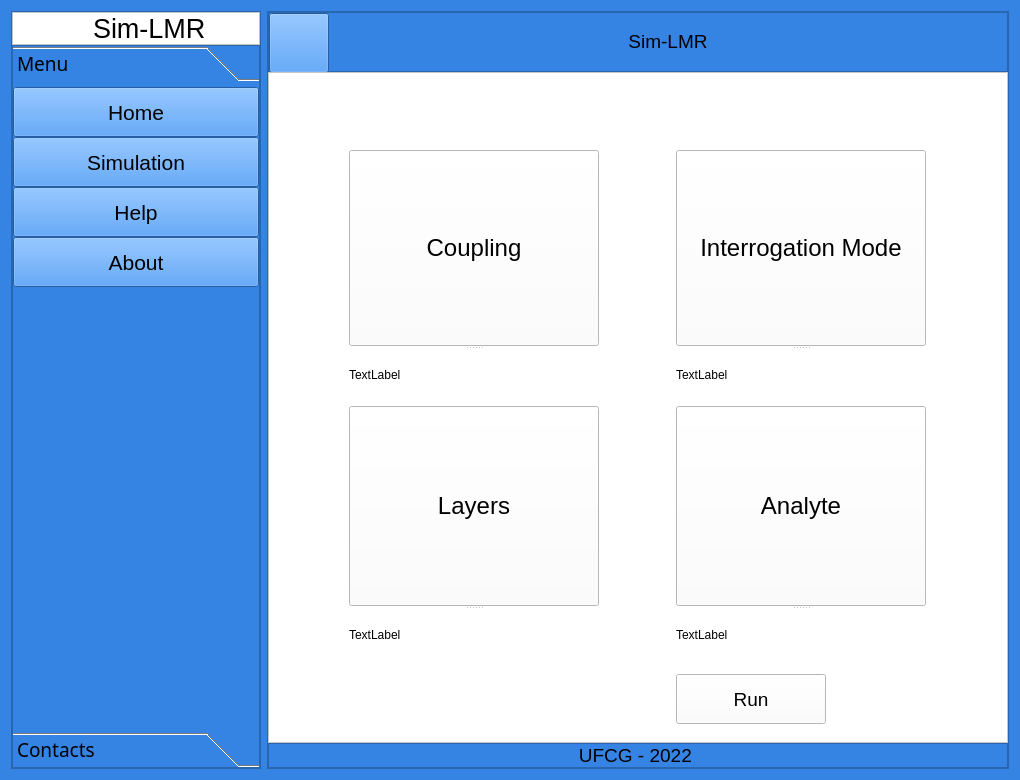
Before: the Qt Designer form form.ui in AdeilsonLeal1/Simulador-SPR-LMR, drawn with Qt 5.
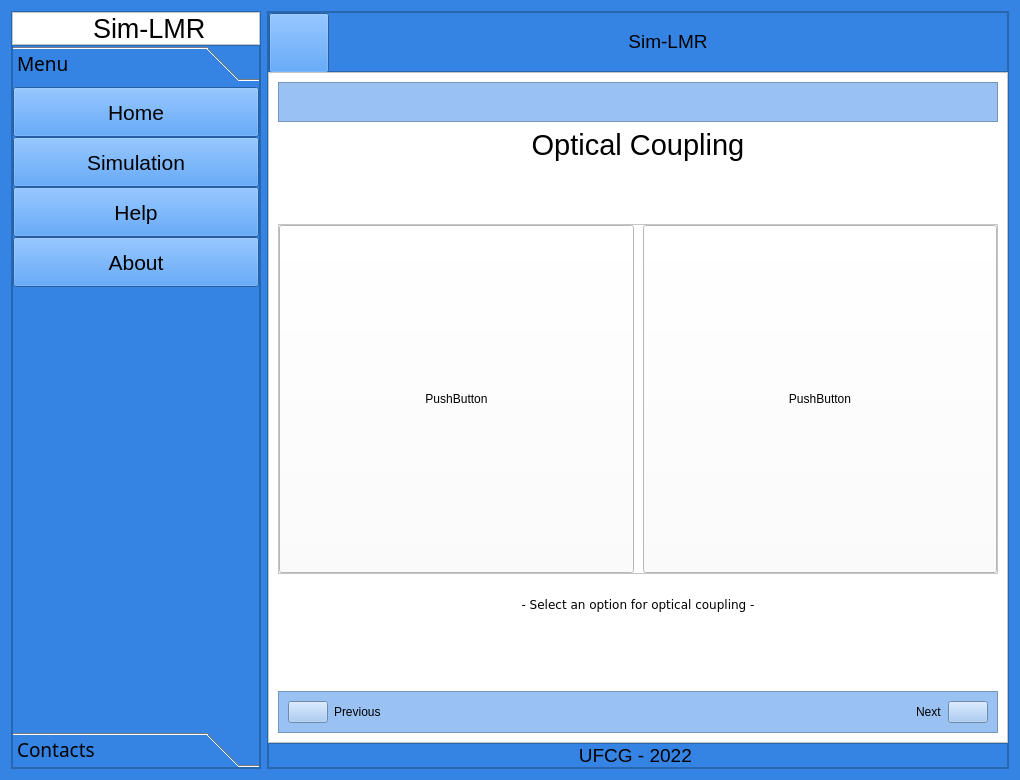
After: the same form once the commit is applied. Icons and pictures are not drawn.

Commit message: Janela coupling

```diff
--- a/form.ui
+++ b/form.ui
@@ -637,247 +637,77 @@
              </item>
             </layout>
            </widget>
-           <widget class="QWidget" name="Features">
-            <layout class="QGridLayout" name="gridLayout">
-             <item row="1" column="0">
-              <widget class="QSplitter" name="splitter">
-               <property name="minimumSize">
-                <size>
-                 <width>250</width>
-                 <height>250</height>
-                </size>
+           <widget class="QWidget" name="coupling__pg">
+            <layout class="QVBoxLayout" name="verticalLayout_7">
+             <item>
+              <widget class="QFrame" name="frame_hierarq">
+               <property name="styleSheet">
+                <string notr="true">background-color: rgb(153, 193, 241);</string>
                </property>
-               <property name="orientation">
-                <enum>Qt::Vertical</enum>
+               <property name="frameShape">
+                <enum>QFrame::StyledPanel</enum>
                </property>
-               <widget class="QPushButton" name="coupling_btn">
-                <property name="sizePolicy">
-                 <sizepolicy hsizetype="Fixed" vsizetype="Fixed">
-                  <horstretch>0</horstretch>
-                  <verstretch>0</verstretch>
-                 </sizepolicy>
-                </property>
-                <property name="minimumSize">
-                 <size>
-                  <width>150</width>
-                  <height>150</height>
-                 </size>
-                </property>
-                <property name="maximumSize">
-                 <size>
-                  <width>250</width>
-                  <height>250</height>
-                 </size>
-                </property>
-                <property name="font">
-                 <font>
-                  <pointsize>18</pointsize>
-                 </font>
-                </property>
-                <property name="text">
-                 <string>Coupling</string>
-                </property>
-               </widget>
-               <widget class="QLabel" name="coupling_label">
-                <property name="minimumSize">
-                 <size>
-                  <width>100</width>
-                  <height>50</height>
-                 </size>
-                </property>
-                <property name="maximumSize">
-                 <size>
-                  <width>300</width>
-                  <height>50</height>
-                 </size>
-                </property>
-                <property name="text">
-                 <string>TextLabel</string>
-                </property>
-               </widget>
-              </widget>
-             </item>
-             <item row="2" column="1">
-              <widget class="QSplitter" name="splitter_4">
-               <property name="sizePolicy">
-                <sizepolicy hsizetype="Preferred" vsizetype="Expanding">
-                 <horstretch>250</horstretch>
-                 <verstretch>250</verstretch>
-                </sizepolicy>
+               <property name="frameShadow">
+                <enum>QFrame::Raised</enum>
                </property>
-               <property name="minimumSize">
-                <size>
-                 <width>250</width>
-                 <height>250</height>
-                </size>
-               </property>
-               <property name="orientation">
-                <enum>Qt::Vertical</enum>
-               </property>
-               <widget class="QPushButton" name="Analyte_btn">
-                <property name="sizePolicy">
-                 <sizepolicy hsizetype="Fixed" vsizetype="Fixed">
-                  <horstretch>0</horstretch>
-                  <verstretch>0</verstretch>
-                 </sizepolicy>
-                </property>
-                <property name="minimumSize">
-                 <size>
-                  <width>150</width>
-                  <height>150</height>
-                 </size>
-                </property>
-                <property name="maximumSize">
-                 <size>
-                  <width>250</width>
-                  <height>200</height>
-                 </size>
-                </property>
-                <property name="font">
-                 <font>
-                  <pointsize>18</pointsize>
-                 </font>
-                </property>
-                <property name="text">
-                 <string>Analyte</string>
-                </property>
-               </widget>
-               <widget class="QLabel" name="Analyte_label_2">
-                <property name="minimumSize">
-                 <size>
-                  <width>100</width>
-                  <height>50</height>
-                 </size>
-                </property>
-                <property name="maximumSize">
-                 <size>
-                  <width>300</width>
-                  <height>50</height>
-                 </size>
-                </property>
-                <property name="text">
-                 <string>TextLabel</string>
-                </property>
-               </widget>
+               <layout class="QHBoxLayout" name="horizontalLayout_7">
+                <item>
+                 <widget class="QLabel" name="label_6">
+                  <property name="minimumSize">
+                   <size>
+                    <width>20</width>
+                    <height>20</height>
+                   </size>
+                  </property>
+                  <property name="maximumSize">
+                   <size>
+                    <width>20</width>
+                    <height>20</height>
+                   </size>
+                  </property>
+                  <property name="text">
+                   <string/>
+                  </property>
+                  <property name="pixmap">
+                   <pixmap resource="icons_.qrc">:/icons/icons/casa.png</pixmap>
+                  </property>
+                  <property name="scaledContents">
+                   <bool>true</bool>
+                  </property>
+                  <property name="textInteractionFlags">
+                   <set>Qt::TextBrowserInteraction</set>
+                  </property>
+                 </widget>
+                </item>
+                <item>
+                 <spacer name="horizontalSpacer_7">
+                  <property name="orientation">
+                   <enum>Qt::Horizontal</enum>
+                  </property>
+                  <property name="sizeHint" stdset="0">
+                   <size>
+                    <width>675</width>
+                    <height>20</height>
+                   </size>
+                  </property>
+                 </spacer>
+                </item>
+               </layout>
               </widget>
              </item>
-             <item row="1" column="1">
-              <widget class="QSplitter" name="splitter_2">
-               <property name="minimumSize">
-                <size>
-                 <width>250</width>
-                 <height>250</height>
-                </size>
+             <item>
+              <widget class="QLabel" name="coupling">
+               <property name="font">
+                <font>
+                 <pointsize>20</pointsize>
+                </font>
                </property>
-               <property name="orientation">
-                <enum>Qt::Vertical</enum>
+               <property name="text">
+                <string>&lt;html&gt;&lt;head/&gt;&lt;body&gt;&lt;p align=&quot;center&quot;&gt;&lt;span style=&quot; font-size:22pt;&quot;&gt;Optical Coupling&lt;/span&gt;&lt;/p&gt;&lt;/body&gt;&lt;/html&gt;</string>
                </property>
-               <widget class="QPushButton" name="mode_interrogation_btn">
-                <property name="sizePolicy">
-                 <sizepolicy hsizetype="Fixed" vsizetype="Fixed">
-                  <horstretch>0</horstretch>
-                  <verstretch>0</verstretch>
-                 </sizepolicy>
-                </property>
-                <property name="minimumSize">
-                 <size>
-                  <width>150</width>
-                  <height>150</height>
-                 </size>
-                </property>
-                <property name="maximumSize">
-                 <size>
-                  <width>250</width>
-                  <height>200</height>
-                 </size>
-                </property>
-                <property name="font">
-                 <font>
-                  <pointsize>18</pointsize>
-                 </font>
-                </property>
-                <property name="text">
-                 <string>Interrogation Mode</string>
-                </property>
-               </widget>
-               <widget class="QLabel" name="mode_interrogation_label">
-                <property name="minimumSize">
-                 <size>
-                  <width>100</width>
-                  <height>50</height>
-                 </size>
-                </property>
-                <property name="maximumSize">
-                 <size>
-                  <width>300</width>
-                  <height>50</height>
-                 </size>
-                </property>
-                <property name="text">
-                 <string>TextLabel</string>
-                </property>
-               </widget>
               </widget>
              </item>
-             <item row="2" column="0">
-              <widget class="QSplitter" name="splitter_3">
-               <property name="minimumSize">
-                <size>
-                 <width>250</width>
-                 <height>250</height>
-                </size>
-               </property>
-               <property name="orientation">
-                <enum>Qt::Vertical</enum>
-               </property>
-               <widget class="QPushButton" name="layer_btn">
-                <property name="sizePolicy">
-                 <sizepolicy hsizetype="Fixed" vsizetype="Fixed">
-                  <horstretch>0</horstretch>
-                  <verstretch>0</verstretch>
-                 </sizepolicy>
-                </property>
-                <property name="minimumSize">
-                 <size>
-                  <width>150</width>
-                  <height>150</height>
-                 </size>
-                </property>
-                <property name="maximumSize">
-                 <size>
-                  <width>250</width>
-                  <height>200</height>
-                 </size>
-                </property>
-                <property name="font">
-                 <font>
-                  <pointsize>18</pointsize>
-                 </font>
-                </property>
-                <property name="text">
-                 <string>Layers</string>
-                </property>
-               </widget>
-               <widget class="QLabel" name="layer_label">
-                <property name="minimumSize">
-                 <size>
-                  <width>100</width>
-                  <height>50</height>
-                 </size>
-                </property>
-                <property name="maximumSize">
-                 <size>
-                  <width>300</width>
-                  <height>50</height>
-                 </size>
-                </property>
-                <property name="text">
-                 <string>TextLabel</string>
-                </property>
-               </widget>
-              </widget>
-             </item>
-             <item row="4" column="0">
+             <item>
               <spacer name="verticalSpacer_4">
                <property name="orientation">
                 <enum>Qt::Vertical</enum>
@@ -890,25 +720,109 @@
                </property>
               </spacer>
              </item>
-             <item row="4" column="1">
-              <widget class="QPushButton" name="pushButton_3">
-               <property name="maximumSize">
+             <item>
+              <widget class="QFrame" name="frame_prism_fiber">
+               <property name="minimumSize">
                 <size>
-                 <width>150</width>
+                 <width>680</width>
+                 <height>350</height>
+                </size>
+               </property>
+               <property name="frameShape">
+                <enum>QFrame::StyledPanel</enum>
+               </property>
+               <property name="frameShadow">
+                <enum>QFrame::Raised</enum>
+               </property>
+               <layout class="QHBoxLayout" name="horizontalLayout_8">
+                <property name="spacing">
+                 <number>9</number>
+                </property>
+                <property name="leftMargin">
+                 <number>0</number>
+                </property>
+                <property name="topMargin">
+                 <number>0</number>
+                </property>
+                <property name="rightMargin">
+                 <number>0</number>
+                </property>
+                <property name="bottomMargin">
+                 <number>0</number>
+                </property>
+                <item>
+                 <widget class="QPushButton" name="prism_btn">
+                  <property name="sizePolicy">
+                   <sizepolicy hsizetype="Minimum" vsizetype="Preferred">
+                    <horstretch>0</horstretch>
+                    <verstretch>0</verstretch>
+                   </sizepolicy>
+                  </property>
+                  <property name="minimumSize">
+                   <size>
+                    <width>300</width>
+                    <height>300</height>
+                   </size>
+                  </property>
+                  <property name="maximumSize">
+                   <size>
+                    <width>400</width>
+                    <height>400</height>
+                   </size>
+                  </property>
+                  <property name="text">
+                   <string>PushButton</string>
+                  </property>
+                 </widget>
+                </item>
+                <item>
+                 <widget class="QPushButton" name="fiber_btn">
+                  <property name="sizePolicy">
+                   <sizepolicy hsizetype="Minimum" vsizetype="Preferred">
+                    <horstretch>0</horstretch>
+                    <verstretch>0</verstretch>
+                   </sizepolicy>
+                  </property>
+                  <property name="minimumSize">
+                   <size>
+                    <width>300</width>
+                    <height>300</height>
+                   </size>
+                  </property>
+                  <property name="maximumSize">
+                   <size>
+                    <width>400</width>
+                    <height>400</height>
+                   </size>
+                  </property>
+                  <property name="text">
+                   <string>PushButton</string>
+                  </property>
+                 </widget>
+                </item>
+               </layout>
+              </widget>
+             </item>
+             <item>
+              <widget class="QLabel" name="warning">
+               <property name="sizePolicy">
+                <sizepolicy hsizetype="Preferred" vsizetype="Minimum">
+                 <horstretch>0</horstretch>
+                 <verstretch>0</verstretch>
+                </sizepolicy>
+               </property>
+               <property name="minimumSize">
+                <size>
+                 <width>50</width>
                  <height>50</height>
                 </size>
                </property>
-               <property name="font">
-                <font>
-                 <pointsize>14</pointsize>
-                </font>
-               </property>
                <property name="text">
-                <string>Run</string>
+                <string>&lt;html&gt;&lt;head/&gt;&lt;body&gt;&lt;pre align=&quot;center&quot; style=&quot; margin-top:12px; margin-bottom:12px; margin-left:0px; margin-right:0px; -qt-block-indent:0; text-indent:0px;&quot;&gt;&lt;a name=&quot;tw-target-text-container&quot;/&gt;&lt;span style=&quot; font-family:'monospace';&quot;&gt; - S&lt;/span&gt;&lt;span style=&quot; font-family:'monospace';&quot;&gt;elect an option for optical coupling - &lt;/span&gt;&lt;/pre&gt;&lt;/body&gt;&lt;/html&gt;</string>
                </property>
               </widget>
              </item>
-             <item row="0" column="1">
+             <item>
               <spacer name="verticalSpacer_3">
                <property name="orientation">
                 <enum>Qt::Vertical</enum>
@@ -921,6 +835,97 @@
                </property>
               </spacer>
              </item>
+             <item>
+              <widget class="QFrame" name="frame_next_previous">
+               <property name="styleSheet">
+                <string notr="true">background-color: rgb(153, 193, 241);</string>
+               </property>
+               <property name="frameShape">
+                <enum>QFrame::StyledPanel</enum>
+               </property>
+               <property name="frameShadow">
+                <enum>QFrame::Raised</enum>
+               </property>
+               <layout class="QHBoxLayout" name="horizontalLayout_6">
+                <item>
+                 <widget class="QPushButton" name="prev_btn">
+                  <property name="text">
+                   <string/>
+                  </property>
+                  <property name="icon">
+                   <iconset resource="icons_.qrc">
+                    <normaloff>:/icons/icons/simbolo-de-setas-duplas-para-a-esquerda.png</normaloff>:/icons/icons/simbolo-de-setas-duplas-para-a-esquerda.png</iconset>
+                  </property>
+                  <property name="iconSize">
+                   <size>
+                    <width>25</width>
+                    <height>25</height>
+                   </size>
+                  </property>
+                 </widget>
+                </item>
+                <item>
+                 <widget class="QLabel" name="label_7">
+                  <property name="text">
+                   <string>Previous</string>
+                  </property>
+                 </widget>
+                </item>
+                <item>
+                 <spacer name="horizontalSpacer_4">
+                  <property name="orientation">
+                   <enum>Qt::Horizontal</enum>
+                  </property>
+                  <property name="sizeType">
+                   <enum>QSizePolicy::Expanding</enum>
+                  </property>
+                  <property name="sizeHint" stdset="0">
+                   <size>
+                    <width>100</width>
+                    <height>20</height>
+                   </size>
+                  </property>
+                 </spacer>
+                </item>
+                <item>
+                 <widget class="QLabel" name="label_8">
+                  <property name="text">
+                   <string>Next</string>
+                  </property>
+                 </widget>
+                </item>
+                <item>
+                 <widget class="QPushButton" name="next_btn">
+                  <property name="enabled">
+                   <bool>true</bool>
+                  </property>
+                  <property name="styleSheet">
+                   <string notr="true"/>
+                  </property>
+                  <property name="text">
+                   <string/>
+                  </property>
+                  <property name="icon">
+                   <iconset resource="icons_.qrc">
+                    <normaloff>:/icons/icons/simbolo-de-setas-duplas-para-a-direita-para-avancar.png</normaloff>:/icons/icons/simbolo-de-setas-duplas-para-a-direita-para-avancar.png</iconset>
+                  </property>
+                  <property name="iconSize">
+                   <size>
+                    <width>25</width>
+                    <height>25</height>
+                   </size>
+                  </property>
+                  <property name="checkable">
+                   <bool>false</bool>
+                  </property>
+                  <property name="checked">
+                   <bool>false</bool>
+                  </property>
+                 </widget>
+                </item>
+               </layout>
+              </widget>
+             </item>
             </layout>
            </widget>
            <widget class="QWidget" name="coupling__pg"/>
```
Left out of the diff: 56 changed lines with no effect on the pictures.
